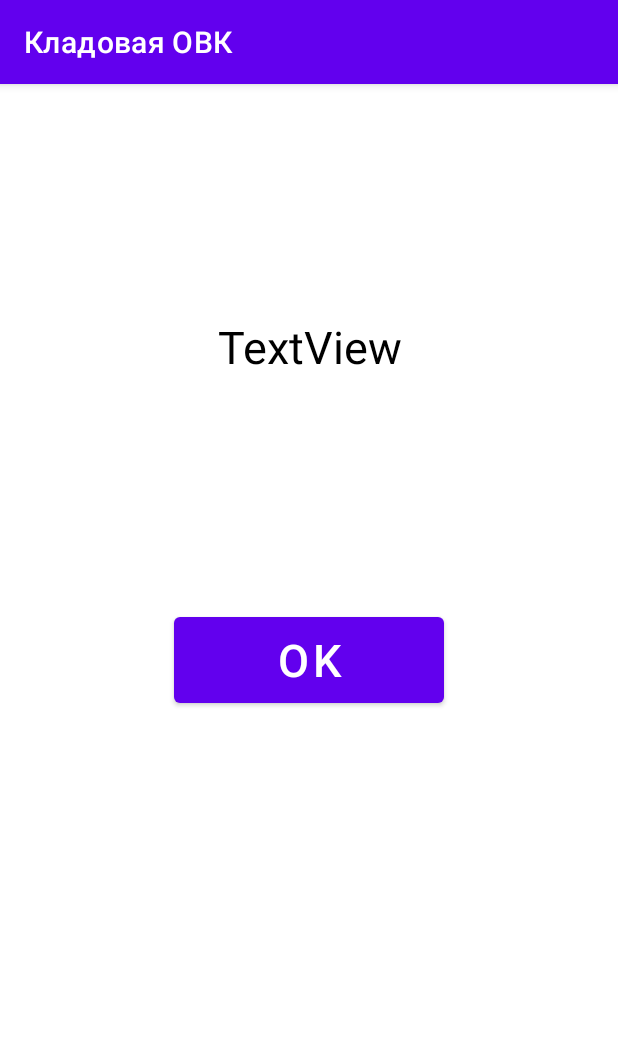
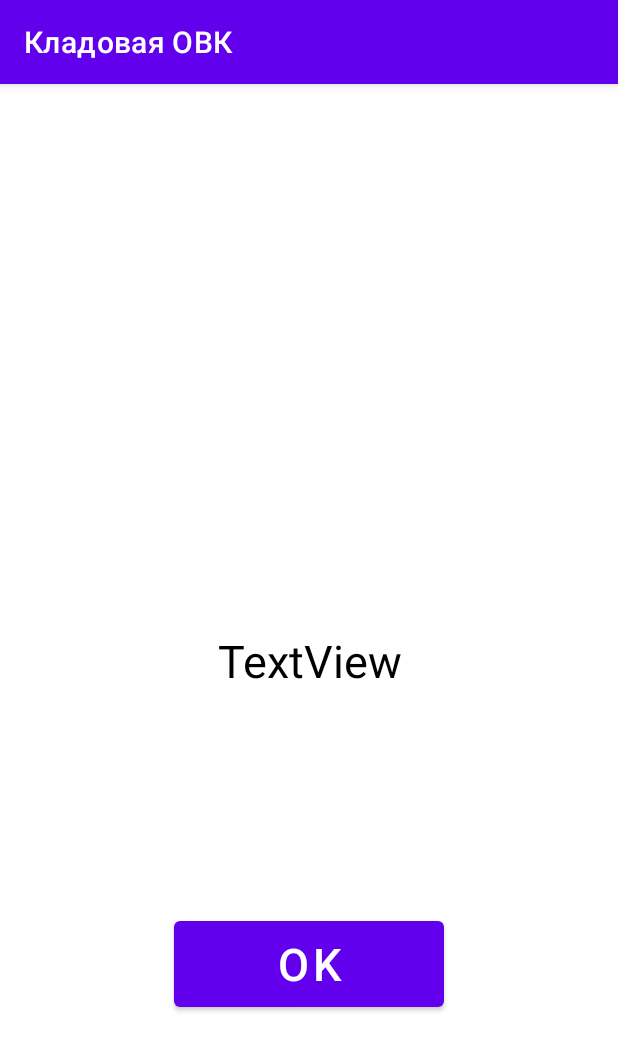
Before and after one commit to dtmary/TSD, an Android app: the message screen opened directly, with no data from a screen before it, on a phone screen of 412 x 824 dp. Shown: the top 1051 px of the screen. Run offline under Robolectric (Android 15) with nearby library versions, the phone set to English and light mode, and no system bars; 1 statement that could not run was skipped.

Commit message:
Android oracle

```diff
--- a/app/src/main/java/com/example/TSD/AnO/AnoQuery.java
+++ b/app/src/main/java/com/example/TSD/AnO/AnoQuery.java
@@ -231,8 +231,8 @@ public class AnoQuery {
 
             } catch (SQLException e) {
                 resultcode = e.getErrorCode();
+                resultmessage = e.getMessage();
                 if (resultcode == statSuccessfully) {
-                    resultmessage = e.getMessage();
                     int pos = resultmessage.indexOf("\n");
                     resultmessage = resultmessage.substring(1,pos);
                     resultmessage = resultmessage.substring(10);
--- a/app/src/main/res/layout/activity_message.xml
+++ b/app/src/main/res/layout/activity_message.xml
@@ -11,10 +11,10 @@
         android:layout_width="wrap_content"
         android:layout_height="wrap_content"
         android:gravity="center"
+        android:text="TextView"
         android:textColor="@color/black"
-        android:text="TextView"
         android:textSize="30dp"
-        app:layout_constraintBottom_toTopOf="@+id/button"
+        app:layout_constraintBottom_toBottomOf="parent"
         app:layout_constraintEnd_toEndOf="parent"
         app:layout_constraintStart_toStartOf="parent"
         app:layout_constraintTop_toTopOf="parent" />
@@ -23,11 +23,12 @@
         android:id="@+id/button"
         android:layout_width="180dp"
         android:layout_height="69dp"
+        android:onClick="onSubmitClick"
         android:text="OK"
         android:textSize="30dp"
-        android:onClick="onSubmitClick"
         app:layout_constraintBottom_toBottomOf="parent"
         app:layout_constraintEnd_toEndOf="parent"
         app:layout_constraintStart_toStartOf="parent"
-        app:layout_constraintTop_toTopOf="parent" />
+        app:layout_constraintTop_toBottomOf="@+id/mesView" />
+
 </androidx.constraintlayout.widget.ConstraintLayout>
```
Also changed, not shown: app/src/main/java/com/example/TSD/rsx.java (+58 -15 lines).
